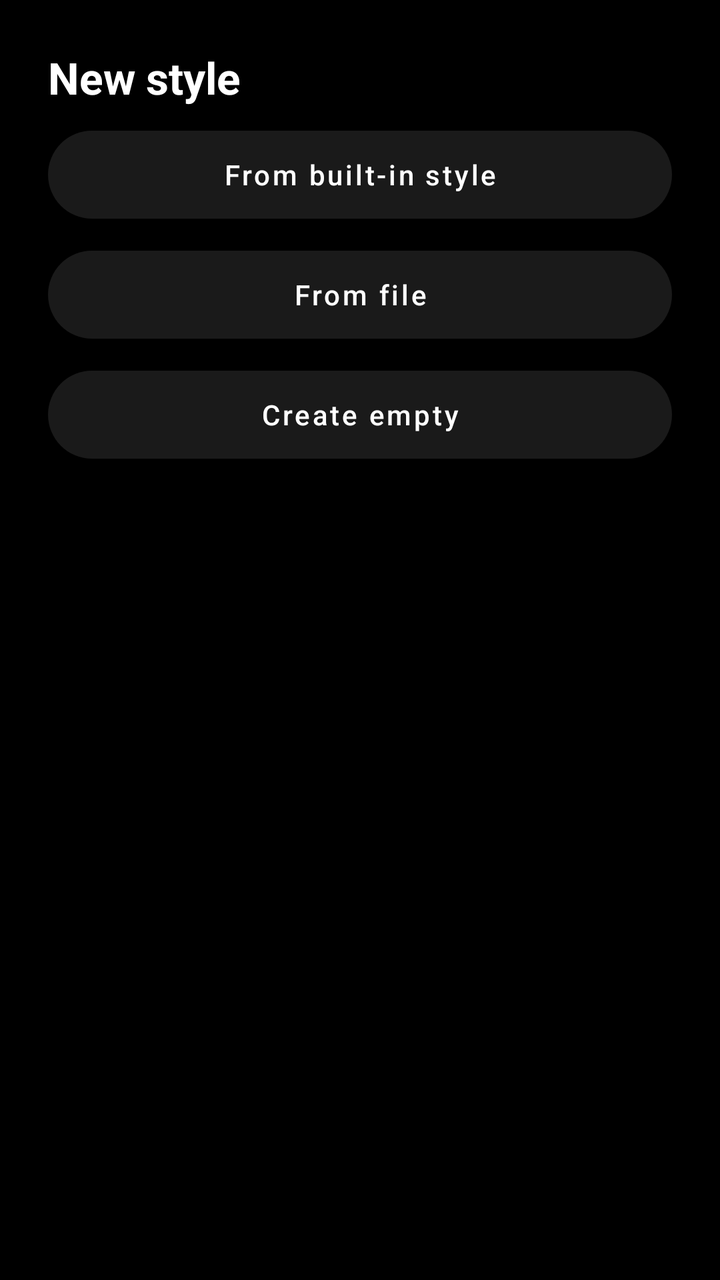
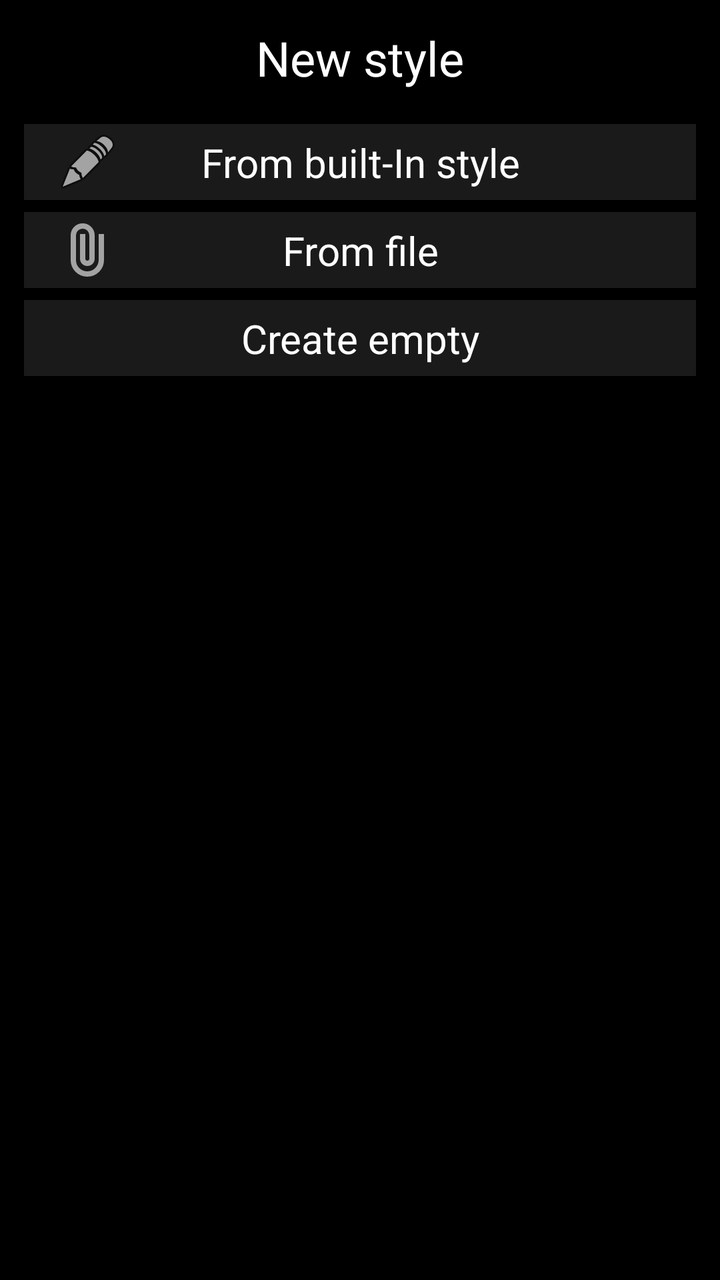

Before-and-after screenshots of an Android layout around one commit, followed by the original layout XML and the change that was made.
<!-- AndroidManifest.xml: fallback theme Theme.MaterialComponents.DayNight.NoActionBar -->
<!-- res/layout/dialog_new_style.xml -->
<LinearLayout
        xmlns:android="http://schemas.android.com/apk/res/android"
        xmlns:app="http://schemas.android.com/apk/res-auto"
        android:layout_width="match_parent"
        android:layout_height="wrap_content"
        android:orientation="vertical"
        android:background="#000000"
        android:padding="24dp">

    <TextView
            android:layout_width="wrap_content"
            android:layout_height="wrap_content"
            android:text="New style"
            android:textColor="#FFFFFF"
            android:textSize="22sp"
            android:textStyle="bold" />

    <Space
            android:layout_width="match_parent"
            android:layout_height="6dp" />

    <com.google.android.material.button.MaterialButton
            android:id="@+id/buttonFromBuiltInStyle"
            android:layout_width="match_parent"
            android:layout_height="56dp"
            android:text="From built-in style"
            android:textAllCaps="false"
            android:textColor="#FFFFFF"
            app:backgroundTint="#1A1A1A"
            app:cornerRadius="24dp" />

    <Space
            android:layout_width="match_parent"
            android:layout_height="4dp" />

    <com.google.android.material.button.MaterialButton
            android:id="@+id/buttonFromFile"
            android:layout_width="match_parent"
            android:layout_height="56dp"
            android:text="From file"
            android:textAllCaps="false"
            android:textColor="#FFFFFF"
            app:backgroundTint="#1A1A1A"
            app:cornerRadius="24dp" />

    <Space
            android:layout_width="match_parent"
            android:layout_height="4dp" />

    <com.google.android.material.button.MaterialButton
            android:id="@+id/buttonCreateEmpty"
            android:layout_width="match_parent"
            android:layout_height="56dp"
            android:text="Create empty"
            android:textAllCaps="false"
            android:textColor="#FFFFFF"
            app:backgroundTint="#1A1A1A"
            app:cornerRadius="24dp" />

</LinearLayout>
<!-- resources referenced by this layout -->
<resources>

</resources>

<!-- the commit's change to res/layout/dialog_new_style.xml (unified diff, before → after) -->
@@ -1,60 +1,128 @@
-<LinearLayout
+<?xml version="1.0" encoding="utf-8"?>
+<androidx.constraintlayout.widget.ConstraintLayout
         xmlns:android="http://schemas.android.com/apk/res/android"
         xmlns:app="http://schemas.android.com/apk/res-auto"
         android:layout_width="match_parent"
         android:layout_height="wrap_content"
-        android:orientation="vertical"
         android:background="#000000"
-        android:padding="24dp">
+        android:padding="12dp">
 
     <TextView
+            android:id="@+id/title"
             android:layout_width="wrap_content"
-            android:layout_height="wrap_content"
+            android:layout_height="34dp"
+            android:gravity="center"
             android:text="New style"
             android:textColor="#FFFFFF"
-            android:textSize="22sp"
-            android:textStyle="bold" />
+            android:textSize="24sp"
+            app:layout_constraintTop_toTopOf="parent"
+            app:layout_constraintStart_toStartOf="parent"
+            app:layout_constraintEnd_toEndOf="parent" />
 
-    <Space
-            android:layout_width="match_parent"
-            android:layout_height="6dp" />
-
-    <com.google.android.material.button.MaterialButton
+    <androidx.constraintlayout.widget.ConstraintLayout
             android:id="@+id/buttonFromBuiltInStyle"
             android:layout_width="match_parent"
-            android:layout_height="56dp"
-            android:text="From built-in style"
-            android:textAllCaps="false"
-            android:textColor="#FFFFFF"
-            app:backgroundTint="#1A1A1A"
-            app:cornerRadius="24dp" />
+            android:layout_height="38dp"
+            android:layout_marginTop="16dp"
+            android:layout_marginBottom="2dp"
+            android:background="#1B1A1A"
+            app:layout_constraintTop_toBottomOf="@id/title"
+            app:layout_constraintStart_toStartOf="parent"
+            app:layout_constraintEnd_toEndOf="parent">
 
-    <Space
-            android:layout_width="match_parent"
-            android:layout_height="4dp" />
+        <ImageView
+                android:id="@+id/builtInStyleIcon"
+                android:layout_width="32dp"
+                android:layout_height="32dp"
+                android:layout_marginStart="16dp"
+                android:src="@android:drawable/ic_menu_edit"
+                app:layout_constraintBottom_toBottomOf="parent"
+                app:layout_constraintStart_toStartOf="parent"
+                app:layout_constraintTop_toTopOf="parent" />
 
-    <com.google.android.material.button.MaterialButton
+        <TextView
+                android:id="@+id/builtInStyleText"
+                android:layout_width="0dp"
+                android:layout_height="wrap_content"
+                android:gravity="center"
+                android:text="From built-In style"
+                android:textColor="#FFFFFF"
+                android:textSize="20sp"
+                app:layout_constraintTop_toTopOf="parent"
+                app:layout_constraintBottom_toBottomOf="parent"
+                app:layout_constraintStart_toStartOf="parent"
+                app:layout_constraintEnd_toEndOf="parent" />
+    </androidx.constraintlayout.widget.ConstraintLayout>
+
+    <androidx.constraintlayout.widget.ConstraintLayout
             android:id="@+id/buttonFromFile"
             android:layout_width="match_parent"
-            android:layout_height="56dp"
-            android:text="From file"
-            android:textAllCaps="false"
-            android:textColor="#FFFFFF"
-            app:backgroundTint="#1A1A1A"
-            app:cornerRadius="24dp" />
+            android:layout_height="38dp"
+            android:layout_marginTop="6dp"
+            android:layout_marginBottom="2dp"
+            android:background="#1B1A1A"
+            app:layout_constraintTop_toBottomOf="@id/buttonFromBuiltInStyle"
+            app:layout_constraintStart_toStartOf="parent"
+            app:layout_constraintEnd_toEndOf="parent">
 
-    <Space
-            android:layout_width="match_parent"
-            android:layout_height="4dp" />
+        <ImageView
+                android:id="@+id/fileIcon"
+                android:layout_width="32dp"
+                android:layout_height="32dp"
+                android:layout_marginStart="16dp"
+                android:src="@drawable/ic_file"
+                app:tint="#a4a3a3"
+                app:layout_constraintBottom_toBottomOf="parent"
+                app:layout_constraintStart_toStartOf="parent"
+                app:layout_constraintTop_toTopOf="parent" />
 
-    <com.google.android.material.button.MaterialButton
+        <TextView
+                android:id="@+id/fileBtnText"
+                android:layout_width="0dp"
+                android:layout_height="wrap_content"
+                android:gravity="center"
+                android:text="From file"
+                android:textColor="#FFFFFF"
+                android:textSize="20sp"
+                app:layout_constraintTop_toTopOf="parent"
+                app:layout_constraintBottom_toBottomOf="parent"
+                app:layout_constraintStart_toStartOf="parent"
+                app:layout_constraintEnd_toEndOf="parent" />
+    </androidx.constraintlayout.widget.ConstraintLayout>
+
+    <androidx.constraintlayout.widget.ConstraintLayout
             android:id="@+id/buttonCreateEmpty"
             android:layout_width="match_parent"
-            android:layout_height="56dp"
-            android:text="Create empty"
-            android:textAllCaps="false"
-            android:textColor="#FFFFFF"
-            app:backgroundTint="#1A1A1A"
-            app:cornerRadius="24dp" />
+            android:layout_height="38dp"
+            android:layout_marginTop="6dp"
+            android:layout_marginBottom="2dp"
+            android:background="#1B1A1A"
+            app:layout_constraintTop_toBottomOf="@id/buttonFromFile"
+            app:layout_constraintStart_toStartOf="parent"
+            app:layout_constraintEnd_toEndOf="parent">
 
-</LinearLayout>
+        <ImageView
+                android:id="@+id/emptyIcon"
+                android:layout_width="32dp"
+                android:layout_height="32dp"
+                android:layout_marginStart="16dp"
+                android:src="@drawable/ic_create"
+                app:layout_constraintBottom_toBottomOf="parent"
+                app:layout_constraintStart_toStartOf="parent"
+                app:layout_constraintTop_toTopOf="parent" />
+
+        <TextView
+                android:id="@+id/emptyBtnText"
+                android:layout_width="0dp"
+                android:layout_height="wrap_content"
+                android:gravity="center"
+                android:text="Create empty"
+                android:textColor="#FFFFFF"
+                android:textSize="20sp"
+                app:layout_constraintTop_toTopOf="parent"
+                app:layout_constraintBottom_toBottomOf="parent"
+                app:layout_constraintStart_toStartOf="parent"
+                app:layout_constraintEnd_toEndOf="parent" />
+    </androidx.constraintlayout.widget.ConstraintLayout>
+
+</androidx.constraintlayout.widget.ConstraintLayout>
<!-- resource entries referenced after the edit -->
@@ -1,5 +1,10 @@
 <!-- resources referenced by this layout -->
 <resources>
-
+  <!-- drawable ic_file (drawable) -->
+  <vector xmlns:android="http://schemas.android.com/apk/res/android" android:height="24dp" android:tint="#000000" android:viewportHeight="960" android:viewportWidth="960" android:width="24dp">
+        
+      <path android:fillColor="@android:color/white" android:pathData="M720,630Q720,734 647,807Q574,880 470,880Q366,880 293,807Q220,734 220,630L220,260Q220,185 272.5,132.5Q325,80 400,80Q475,80 527.5,132.5Q580,185 580,260L580,610Q580,656 548,688Q516,720 470,720Q424,720 392,688Q360,656 360,610L360,240L440,240L440,610Q440,623 448.5,631.5Q457,640 470,640Q483,640 491.5,631.5Q500,623 500,610L500,260Q499,218 470.5,189Q442,160 400,160Q358,160 329,189Q300,218 300,260L300,630Q299,701 349,750.5Q399,800 470,800Q540,800 589,750.5Q638,701 640,630L640,240L720,240L720,630Z"/>
+      
+  </vector>
 </resources>
 
